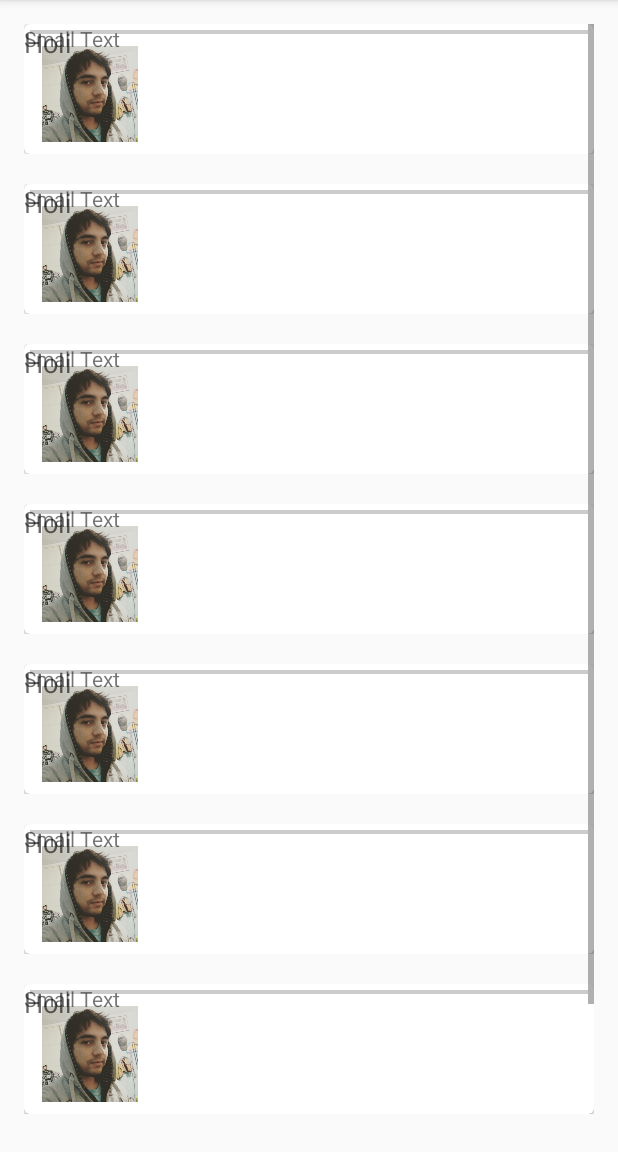
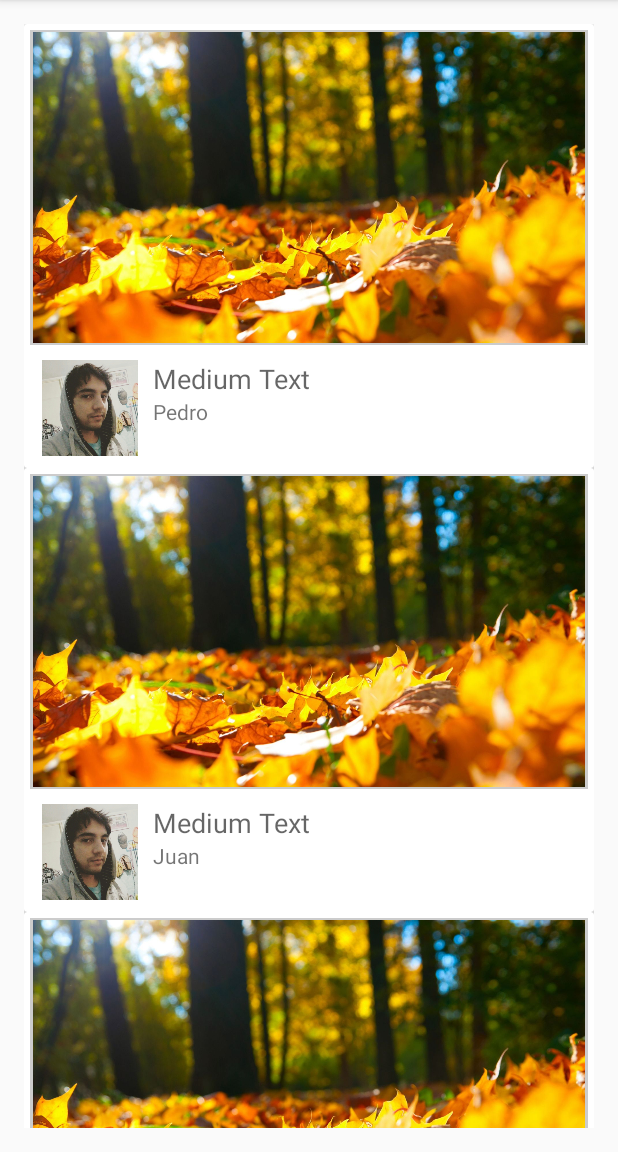
Before and after one commit to luisriq/Thinkink, an Android app: the fragment Picture_list shown on its own in the app's theme, on a phone screen of 412 x 824 dp, the part 84-1236 px from its top. Run offline under Robolectric (Android 15) with nearby library versions, the phone set to English and light mode, and no system bars; our stand-ins replace Picasso; pictures from the network do not load.

Commit message:
Toolbar recyclerView floatingbutton etc

```diff
--- a/app/build.gradle
+++ b/app/build.gradle
@@ -35,7 +35,6 @@ dependencies {
     compile 'com.squareup.retrofit:converter-gson:2.0.0-beta2'
     compile 'com.squareup.okhttp:logging-interceptor:2.6.0'
     compile 'com.facebook.fresco:fresco:0.7.0+'
-    compile 'com.astuetz:pagerslidingtabstrip:1.0.1'
     compile 'com.github.bumptech.glide:glide:3.6.1'
     compile 'com.android.support:support-v4:23.1.0'
 }
--- a/app/src/main/java/com/grupo2tbd/thinkink/Utilities/GalleryAdapter.java
+++ b/app/src/main/java/com/grupo2tbd/thinkink/Utilities/GalleryAdapter.java
@@ -1,8 +1,6 @@
 package com.grupo2tbd.thinkink.Utilities;
 
 import android.content.Context;
-import android.graphics.Bitmap;
-import android.graphics.Rect;
 import android.view.LayoutInflater;
 import android.view.View;
 import android.view.ViewGroup;
@@ -11,13 +9,7 @@ import android.widget.ImageView;
 import android.widget.TextView;
 
 import com.bumptech.glide.Glide;
-import com.bumptech.glide.load.engine.bitmap_recycle.BitmapPool;
-import com.bumptech.glide.load.resource.bitmap.BitmapTransformation;
-import com.bumptech.glide.load.resource.drawable.GlideDrawable;
-import com.bumptech.glide.request.animation.GlideAnimation;
-import com.bumptech.glide.request.target.SimpleTarget;
 import com.grupo2tbd.thinkink.R;
-import com.squareup.picasso.Picasso;
 
 import java.util.ArrayList;
 
@@ -55,7 +47,7 @@ public class GalleryAdapter extends BaseAdapter {
         if (convertView == null){
             convertView = li.inflate(R.layout.item_galery, null);
         }
-        TextView tv = (TextView)convertView.findViewById(R.id.idQueTeAcordi);
+        TextView tv = (TextView)convertView.findViewById(R.id.nombre_usuario);
         tv.setText("Holi");
         //ImageView iv = (ImageView)convertView.findViewById(R.id.imagenCard);
         //Picasso.with(c).load(R.drawable.fondoamarillo).fit().centerInside().into(iv);
--- /dev/null
+++ b/app/src/main/java/com/grupo2tbd/thinkink/Utilities/GalleryAdapterRV.java
@@ -0,0 +1,77 @@
+package com.grupo2tbd.thinkink.Utilities;
+
+import android.content.Context;
+import android.support.v7.widget.RecyclerView;
+import android.view.LayoutInflater;
+import android.view.View;
+import android.view.ViewGroup;
+import android.widget.ImageView;
+import android.widget.TextView;
+
+import com.bumptech.glide.Glide;
+import com.bumptech.glide.load.engine.DiskCacheStrategy;
+import com.grupo2tbd.thinkink.R;
+import com.squareup.picasso.Picasso;
+
+import java.util.ArrayList;
+import java.util.List;
+
+/**
+ * Created by luis on 12/26/15.
+ */
+
+public class GalleryAdapterRV extends RecyclerView.Adapter<GalleryAdapterRV.FotoViewHolder> {
+
+    private final Context c;
+    private ArrayList<String> listaFotos;
+
+    public GalleryAdapterRV(ArrayList<String> listaFotos, Context c) {
+        this.listaFotos = listaFotos;
+        this.c = c;
+    }
+
+    @Override
+    public int getItemCount() {
+        return listaFotos.size();
+    }
+
+    @Override
+    public void onBindViewHolder(FotoViewHolder contactViewHolder, int i) {
+        String ci = listaFotos.get(i);
+        contactViewHolder.vName.setText(ci);
+        Picasso.with(c).load(R.drawable.fondoamarillo).resize(600, 200).centerInside().into(contactViewHolder.foto);
+        /*Glide.with(c)
+                .load(R.drawable.tatuaje).thumbnail(0.5f)
+                .crossFade()
+                .diskCacheStrategy(DiskCacheStrategy.ALL)
+                .into(contactViewHolder.foto);*/
+        /*Glide.with(c)
+                .load(R.drawable.fondoamarillo)
+                .centerCrop()
+                .fitCenter()
+                .into(contactViewHolder.foto);*/
+    }
+
+    @Override
+    public FotoViewHolder onCreateViewHolder(ViewGroup viewGroup, int i) {
+        View itemView = LayoutInflater.
+                from(viewGroup.getContext()).
+                inflate(R.layout.item_galery, viewGroup, false);
+
+        return new FotoViewHolder(itemView);
+    }
+
+    public static class FotoViewHolder extends RecyclerView.ViewHolder {
+
+
+        protected ImageView foto;
+        protected TextView vName;
+
+        public FotoViewHolder(View v) {
+            super(v);
+            vName =  (TextView) v.findViewById(R.id.textView2);
+            foto = (ImageView) v.findViewById(R.id.imagenCard);
+
+        }
+    }
+}
--- a/app/src/main/java/com/grupo2tbd/thinkink/Views/Login.java
+++ b/app/src/main/java/com/grupo2tbd/thinkink/Views/Login.java
@@ -46,7 +46,7 @@ public class Login extends android.support.v4.app.Fragment {
     /**
      * Constructor
      */
-    public Login(Context c){
+    public Login(){
     }//Login()
 
     @Override
@@ -62,7 +62,7 @@ public class Login extends android.support.v4.app.Fragment {
             @Override
             public void onClick(View v) {
                 android.support.v4.app.FragmentManager fm = Login.this.getActivity().getSupportFragmentManager();
-                android.support.v4.app.Fragment fragment = new Registro(Login.this.getContext());
+                android.support.v4.app.Fragment fragment = new Registro();
                 fm.beginTransaction().replace(R.id.containerInicio, fragment).addToBackStack(null).commit();
 
             }
--- a/app/src/main/java/com/grupo2tbd/thinkink/Views/Picture_list.java
+++ b/app/src/main/java/com/grupo2tbd/thinkink/Views/Picture_list.java
@@ -3,6 +3,9 @@ package com.grupo2tbd.thinkink.Views;
 
 import android.content.BroadcastReceiver;
 import android.os.Bundle;
+import android.support.v7.widget.GridLayoutManager;
+import android.support.v7.widget.LinearLayoutManager;
+import android.support.v7.widget.RecyclerView;
 import android.view.LayoutInflater;
 import android.view.View;
 import android.view.ViewGroup;
@@ -10,6 +13,9 @@ import android.widget.ListView;
 
 import com.grupo2tbd.thinkink.R;
 import com.grupo2tbd.thinkink.Utilities.GalleryAdapter;
+import com.grupo2tbd.thinkink.Utilities.GalleryAdapterRV;
+
+import java.util.ArrayList;
 
 
 /**
@@ -35,8 +41,28 @@ public class Picture_list extends android.support.v4.app.Fragment{
     @Override
     public View onCreateView(LayoutInflater inflater, ViewGroup container, Bundle savedInstanceState) {
         this.v = inflater.inflate(R.layout.gallery, container, false);
-        ListView lista = (ListView) v.findViewById(R.id.galeryListView);
-        lista.setAdapter(new GalleryAdapter(getContext()));
+        //ListView lista = (ListView) v.findViewById(R.id.galeryListView);
+        //lista.setAdapter(new GalleryAdapter(getContext()));
+
+        ArrayList<String> ar = new ArrayList<>();
+        ar.add("Pedro");
+        ar.add("Juan");
+        ar.add("Diego");
+        ar.add("Pedro");
+        ar.add("Juan");
+        ar.add("Diego");
+        ar.add("Pedro");
+        ar.add("Juan");
+        ar.add("Diego");
+        RecyclerView recList = (RecyclerView) v.findViewById(R.id.cardList);
+        recList.setHasFixedSize(true);
+        //LinearLayoutManager llm = new GridLayoutManager(getContext(), 2);
+        LinearLayoutManager llm = new LinearLayoutManager(getContext());
+
+        llm.setOrientation(LinearLayoutManager.VERTICAL);
+
+        recList.setLayoutManager(llm);
+        recList.setAdapter(new GalleryAdapterRV(ar, getContext()));
 
         return v;
     }// onCreateView(LayoutInflater inflater, ViewGroup container, Bundle savedInstanceState)
--- a/app/src/main/res/drawable/background.xml
+++ b/app/src/main/res/drawable/background.xml
@@ -1,4 +1,4 @@
 <?xml version="1.0" encoding="utf-8"?>
     <bitmap xmlns:android="http://schemas.android.com/apk/res/android"
-        android:src="@drawable/fondoamarillo"
+        android:src="@drawable/gris"
         android:tileMode="repeat" />
--- a/app/src/main/res/layout/gallery.xml
+++ b/app/src/main/res/layout/gallery.xml
@@ -1,12 +1,21 @@
 <?xml version="1.0" encoding="utf-8"?>
-<RelativeLayout xmlns:android="http://schemas.android.com/apk/res/android"
-    xmlns:tools="http://schemas.android.com/tools" android:layout_width="match_parent"
-    android:layout_height="match_parent" android:paddingLeft="@dimen/activity_horizontal_margin"
+<LinearLayout xmlns:android="http://schemas.android.com/apk/res/android"
+    xmlns:tools="http://schemas.android.com/tools"
+    android:layout_width="match_parent"
+    android:layout_height="match_parent"
+    xmlns:app="http://schemas.android.com/apk/res-auto"
+    android:paddingLeft="@dimen/activity_horizontal_margin"
     android:paddingRight="@dimen/activity_horizontal_margin"
     android:paddingTop="@dimen/activity_vertical_margin"
-    android:paddingBottom="@dimen/activity_vertical_margin" tools:context=".MainActivity">
+    android:paddingBottom="@dimen/activity_vertical_margin"
+    tools:context=".MainActivity"
+    android:orientation="vertical">
 
-
+    <android.support.v7.widget.RecyclerView
+        android:id="@+id/cardList"
+        android:layout_width="match_parent"
+        android:layout_height="match_parent"
+        />
     <ScrollView
         android:layout_width="fill_parent"
         android:layout_height="fill_parent"
@@ -21,6 +30,7 @@
             <ListView
                 android:layout_width="fill_parent"
                 android:layout_height="fill_parent"
+                app:layout_behavior="@string/appbar_scrolling_view_behavior"
                 android:layout_weight="1"
                 android:id="@+id/galeryListView"
                 android:dividerHeight="20dp"
@@ -30,4 +40,4 @@
 
 
 
-</RelativeLayout>
+</LinearLayout>
--- a/app/src/main/res/layout/item_galery.xml
+++ b/app/src/main/res/layout/item_galery.xml
@@ -1,38 +1,27 @@
 <?xml version="1.0" encoding="utf-8"?>
-<LinearLayout xmlns:android="http://schemas.android.com/apk/res/android"
-    android:orientation="vertical"
-    android:layout_width="fill_parent"
-    android:layout_height="fill_parent">
-
-    <android.support.v7.widget.CardView
-        xmlns:card_view="http://schemas.android.com/apk/res-auto"
+<android.support.v7.widget.CardView xmlns:card_view="http://schemas.android.com/apk/res-auto"
+    xmlns:android="http://schemas.android.com/apk/res/android"
     android:id="@+id/card_view"
     android:layout_gravity="center"
     android:layout_width="match_parent"
-        android:layout_height="wrap_content"
-        card_view:cardCornerRadius="4dp">
+    android:layout_height="wrap_content">
 
     <RelativeLayout
-            android:layout_width="wrap_content"
+        android:layout_width="match_parent"
         android:layout_height="wrap_content">
 
-            <TextView
-                android:id="@+id/info_text"
-                android:layout_width="match_parent"
-                android:layout_height="match_parent" />
 
         <ImageView
             android:layout_width="match_parent"
-                android:layout_height="match_parent"
+            android:layout_height="wrap_content"
             android:layout_marginTop="4dp"
             android:layout_marginLeft="4dp"
             android:layout_marginRight="4dp"
-                android:layout_marginBottom="80dp"
             android:adjustViewBounds="true"
             android:background="@color/imageBorder"
             android:padding="1dp"
             android:id="@+id/imagenCard"
-                android:src="@drawable/gris" />
+            android:src="@drawable/horacio" />
 
         <ImageView
             android:layout_width="72dp"
@@ -42,9 +31,10 @@
             android:layout_gravity="left"
             android:id="@+id/imageUsuerGallery"
             android:src="@drawable/yo"
-                android:layout_alignParentBottom="true"
+            android:layout_below="@+id/imagenCard"
             android:layout_alignLeft="@+id/imagenCard"
-                android:layout_alignStart="@+id/imagenCard" />
+            android:layout_alignStart="@+id/imagenCard"
+            android:layout_marginTop="10dp" />
 
         <TextView
             android:layout_width="wrap_content"
@@ -52,16 +42,32 @@
             android:textAppearance="?android:attr/textAppearanceSmall"
             android:text="Small Text"
             android:id="@+id/textView2"
-                android:layout_gravity="center_horizontal|bottom"/>
+            android:layout_gravity="center_horizontal|bottom"
+            android:layout_below="@+id/nombre_usuario"
+            android:layout_toRightOf="@+id/imageUsuerGallery"
+            android:layout_toEndOf="@+id/imageUsuerGallery"
+            android:layout_marginLeft="10dp" />
 
         <TextView
             android:layout_width="wrap_content"
             android:layout_height="wrap_content"
             android:textAppearance="?android:attr/textAppearanceMedium"
             android:text="Medium Text"
-                android:id="@+id/idQueTeAcordi"
-                android:layout_gravity="center_horizontal|bottom" />
+            android:id="@+id/nombre_usuario"
+            android:layout_gravity="center_horizontal|bottom"
+            android:layout_alignTop="@+id/imageUsuerGallery"
+            android:layout_toRightOf="@+id/imageUsuerGallery"
+            android:layout_toEndOf="@+id/imageUsuerGallery"
+            android:layout_marginLeft="10dp" />
+
+        <TextView
+            android:id="@+id/info_text"
+            android:layout_width="match_parent"
+            android:layout_height="match_parent"
+            android:layout_toEndOf="@+id/imageUsuerGallery"
+            android:layout_alignBottom="@+id/imageUsuerGallery"
+            android:layout_below="@+id/textView2"
+            android:layout_toRightOf="@+id/imageUsuerGallery"
+            android:layout_marginLeft="10dp" />
     </RelativeLayout>
 </android.support.v7.widget.CardView>
-
-</LinearLayout>
--- /dev/null
+++ b/app/src/main/res/values/ip.xml
@@ -0,0 +1,5 @@
+<?xml version="1.0" encoding="utf-8"?>
+<resources>
+    <string name="ip">192.168.0.3</string>
+
+</resources>
```
Also changed, not shown: app/src/main/java/com/grupo2tbd/thinkink/MainActivity.java (+1 -25 lines), app/src/main/java/com/grupo2tbd/thinkink/PerfilTatuador.java (+14 -25 lines), app/src/main/java/com/grupo2tbd/thinkink/Views/Registro.java (+5 -2 lines), app/src/main/res/layout/login.xml (+4 -4 lines), app/src/main/res/layout/perfil_tatuador.xml (+37 -21 lines), app/src/main/res/layout/registro.xml (+23 -25 lines), app/src/main/res/values/styles.xml (+11 -1 lines), app/src/main/res/drawable/cloudupload.png (added), app/src/main/res/drawable/tatuaje.jpg (added), 1 other file. Lines whose indentation alone changed are shown as unchanged.
